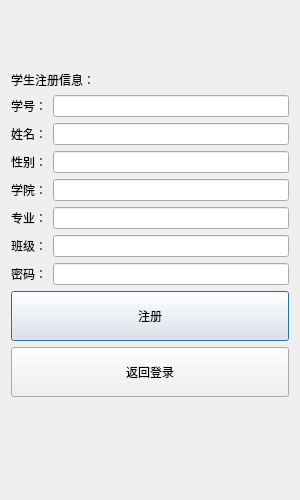
The window that untitled1/sturegisterdialog.ui (2018876441/C-_project) describes before a commit, drawn with Qt 5.
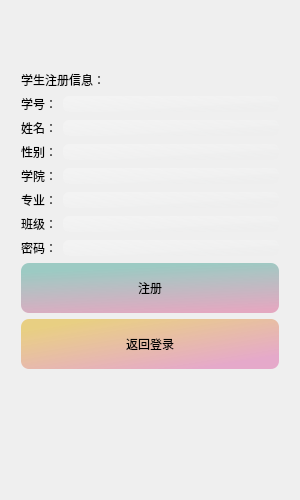
The same window after the commit. Icons and pictures are not drawn.

```diff
--- a/untitled1/sturegisterdialog.ui
+++ b/untitled1/sturegisterdialog.ui
@@ -18,14 +18,24 @@
   </property>
   <property name="maximumSize">
    <size>
-    <width>300</width>
-    <height>500</height>
+    <width>720</width>
+    <height>1024</height>
    </size>
   </property>
   <property name="windowTitle">
    <string>Dialog</string>
   </property>
+  <property name="styleSheet">
+   <string notr="true">QDialog{border-image: url(:/img/cnh.jpg);}
+QLineEdit{border-radius:6px;background-color: qlineargradient(spread:pad, x1:0.107955, y1:0.137, x2:0.773, y2:0.920364, stop:0 rgba(255, 255, 255, 66), stop:1 rgba(235, 236, 236, 51));}</string>
+  </property>
   <layout class="QVBoxLayout" name="verticalLayout">
+   <property name="leftMargin">
+    <number>21</number>
+   </property>
+   <property name="rightMargin">
+    <number>21</number>
+   </property>
    <item>
     <spacer name="verticalSpacer">
      <property name="orientation">
@@ -63,7 +73,12 @@
       </widget>
      </item>
      <item>
-      <widget class="QLineEdit" name="userEdit"/>
+      <widget class="QLineEdit" name="userEdit">
+       <property name="styleSheet">
+        <string notr="true">background-color: qlineargradient(spread:pad, x1:0.107955, y1:0.137, x2:0.773, y2:0.920364, stop:0 rgba(255, 255, 255, 66), stop:1 rgba(235, 236, 236, 51));
+border-radius:6px;</string>
+       </property>
+      </widget>
      </item>
     </layout>
    </item>
@@ -77,7 +92,11 @@
       </widget>
      </item>
      <item>
-      <widget class="QLineEdit" name="nameEdit"/>
+      <widget class="QLineEdit" name="nameEdit">
+       <property name="styleSheet">
+        <string notr="true">border-radius:6px;</string>
+       </property>
+      </widget>
      </item>
     </layout>
    </item>
@@ -161,6 +180,10 @@
          <height>50</height>
         </size>
        </property>
+       <property name="styleSheet">
+        <string notr="true">border-radius:8px;
+background-color: qlineargradient(spread:pad, x1:0.432, y1:0.0852273, x2:0.659727, y2:1, stop:0 rgba(147, 198, 190, 228), stop:1 rgba(227, 166, 191, 246));</string>
+       </property>
        <property name="text">
         <string>注册</string>
        </property>
@@ -174,6 +197,10 @@
          <height>50</height>
         </size>
        </property>
+       <property name="styleSheet">
+        <string notr="true">border-radius:8px;
+background-color: qlineargradient(spread:pad, x1:0.107955, y1:0.137, x2:0.773, y2:0.920364, stop:0 rgba(230, 195, 87, 182), stop:1 rgba(227, 149, 191, 197));</string>
+       </property>
        <property name="text">
         <string>返回登录</string>
        </property>
```
